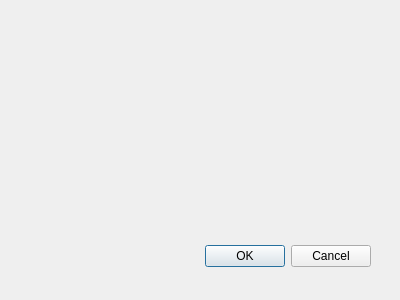
First picture: the form in libraryProject/addremovewindow.ui, repository thomas-marcoux/LibraryProblem, before the edit.
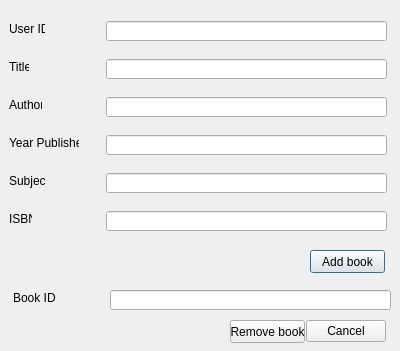
Second picture: the form after the edit.

```diff
--- a/libraryProject/addremovewindow.ui
+++ b/libraryProject/addremovewindow.ui
@@ -9,26 +9,210 @@
     <x>0</x>
     <y>0</y>
     <width>400</width>
-    <height>300</height>
+    <height>351</height>
    </rect>
   </property>
   <property name="windowTitle">
    <string>Dialog</string>
   </property>
-  <widget name="buttonBox" class="QDialogButtonBox">
+  <widget class="QLabel" name="label">
    <property name="geometry">
     <rect>
-     <x>30</x>
-     <y>240</y>
-     <width>341</width>
-     <height>32</height>
+     <x>9</x>
+     <y>21</y>
+     <width>36</width>
+     <height>16</height>
     </rect>
    </property>
-   <property name="orientation">
-    <enum>Qt::Horizontal</enum>
+   <property name="text">
+    <string>User ID</string>
+   </property>
+  </widget>
+  <widget class="QLineEdit" name="userIdEdit">
+   <property name="geometry">
+    <rect>
+     <x>106</x>
+     <y>21</y>
+     <width>281</width>
+     <height>20</height>
+    </rect>
+   </property>
+  </widget>
+  <widget class="QPushButton" name="addButton">
+   <property name="geometry">
+    <rect>
+     <x>310</x>
+     <y>250</y>
+     <width>75</width>
+     <height>23</height>
+    </rect>
+   </property>
+   <property name="text">
+    <string>Add book</string>
+   </property>
+  </widget>
+  <widget class="QPushButton" name="removeButton">
+   <property name="geometry">
+    <rect>
+     <x>230</x>
+     <y>320</y>
+     <width>75</width>
+     <height>23</height>
+    </rect>
+   </property>
+   <property name="text">
+    <string>Remove book</string>
+   </property>
+  </widget>
+  <widget class="QLabel" name="label_2">
+   <property name="geometry">
+    <rect>
+     <x>9</x>
+     <y>59</y>
+     <width>20</width>
+     <height>16</height>
+    </rect>
+   </property>
+   <property name="text">
+    <string>Title</string>
+   </property>
+  </widget>
+  <widget class="QLabel" name="label_3">
+   <property name="geometry">
+    <rect>
+     <x>9</x>
+     <y>97</y>
+     <width>33</width>
+     <height>16</height>
+    </rect>
+   </property>
+   <property name="text">
+    <string>Author</string>
+   </property>
+  </widget>
+  <widget class="QLabel" name="label_4">
+   <property name="geometry">
+    <rect>
+     <x>9</x>
+     <y>135</y>
+     <width>70</width>
+     <height>16</height>
+    </rect>
+   </property>
+   <property name="text">
+    <string>Year Published</string>
+   </property>
+  </widget>
+  <widget class="QLabel" name="label_5">
+   <property name="geometry">
+    <rect>
+     <x>9</x>
+     <y>173</y>
+     <width>36</width>
+     <height>16</height>
+    </rect>
+   </property>
+   <property name="text">
+    <string>Subject</string>
+   </property>
+  </widget>
+  <widget class="QLabel" name="label_6">
+   <property name="geometry">
+    <rect>
+     <x>9</x>
+     <y>211</y>
+     <width>23</width>
+     <height>16</height>
+    </rect>
+   </property>
+   <property name="text">
+    <string>ISBN</string>
+   </property>
+  </widget>
+  <widget class="QLineEdit" name="authorEdit">
+   <property name="geometry">
+    <rect>
+     <x>106</x>
+     <y>97</y>
+     <width>281</width>
+     <height>20</height>
+    </rect>
+   </property>
+  </widget>
+  <widget class="QLineEdit" name="yearEdit">
+   <property name="geometry">
+    <rect>
+     <x>106</x>
+     <y>135</y>
+     <width>281</width>
+     <height>20</height>
+    </rect>
+   </property>
+  </widget>
+  <widget class="QLineEdit" name="subjectEdit">
+   <property name="geometry">
+    <rect>
+     <x>106</x>
+     <y>173</y>
+     <width>281</width>
+     <height>20</height>
+    </rect>
+   </property>
+  </widget>
+  <widget class="QLineEdit" name="isbnEdit">
+   <property name="geometry">
+    <rect>
+     <x>106</x>
+     <y>211</y>
+     <width>281</width>
+     <height>20</height>
+    </rect>
+   </property>
+  </widget>
+  <widget class="QLineEdit" name="titleEdit">
+   <property name="geometry">
+    <rect>
+     <x>106</x>
+     <y>59</y>
+     <width>281</width>
+     <height>20</height>
+    </rect>
+   </property>
+  </widget>
+  <widget class="QLabel" name="label_7">
+   <property name="geometry">
+    <rect>
+     <x>13</x>
+     <y>290</y>
+     <width>51</width>
+     <height>16</height>
+    </rect>
+   </property>
+   <property name="text">
+    <string>Book ID</string>
+   </property>
+  </widget>
+  <widget class="QLineEdit" name="bookIdEdit">
+   <property name="geometry">
+    <rect>
+     <x>110</x>
+     <y>290</y>
+     <width>281</width>
+     <height>20</height>
+    </rect>
+   </property>
+  </widget>
+  <widget class="QDialogButtonBox" name="buttonBox">
+   <property name="geometry">
+    <rect>
+     <x>305</x>
+     <y>320</y>
+     <width>81</width>
+     <height>23</height>
+    </rect>
    </property>
    <property name="standardButtons">
-    <set>QDialogButtonBox::Cancel|QDialogButtonBox::Ok</set>
+    <set>QDialogButtonBox::Cancel</set>
    </property>
   </widget>
  </widget>
```
Left out of the diff: 44 changed lines with no effect on the pictures.
